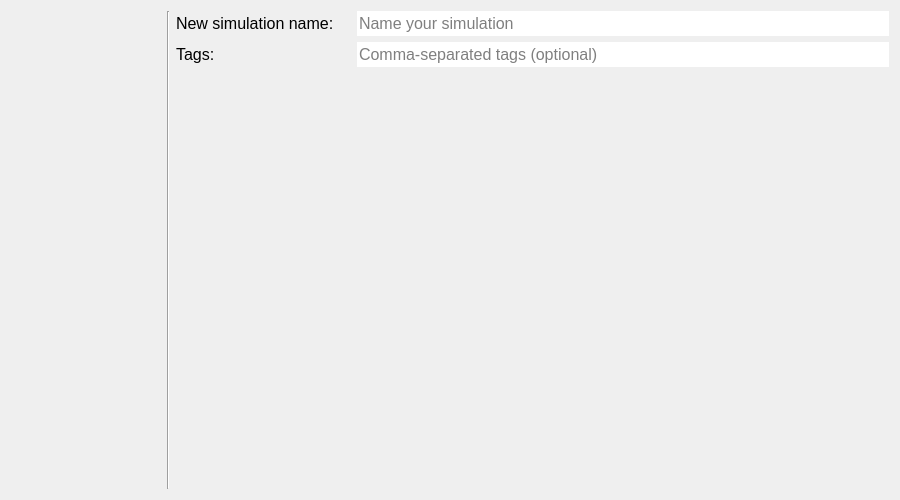
First picture: the form in threedi_models_and_simulations/ui/simulation_wizard/page_name.ui, repository nens/threedi-api-qgis-client, before the edit.
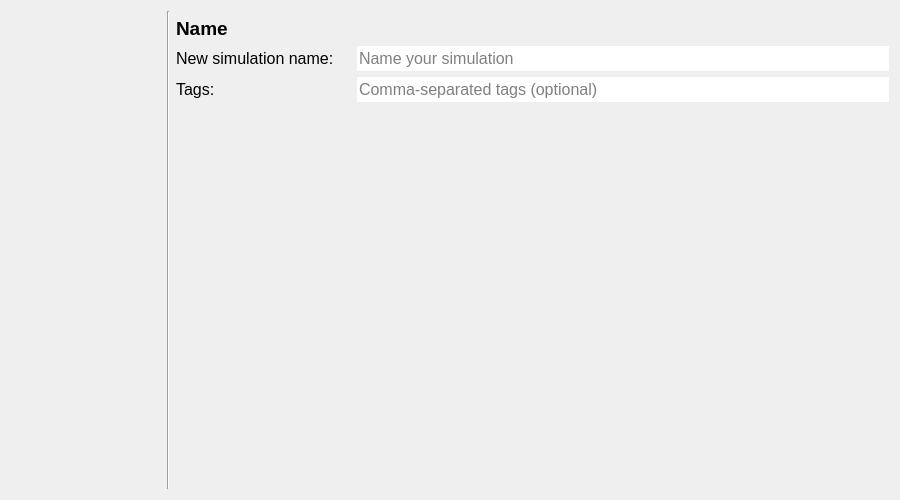
Second picture: the form after the edit.

```diff
--- a/threedi_models_and_simulations/ui/simulation_wizard/page_name.ui
+++ b/threedi_models_and_simulations/ui/simulation_wizard/page_name.ui
@@ -37,45 +37,7 @@
    <bool>true</bool>
   </property>
   <layout class="QGridLayout" name="gridLayout">
-   <item row="2" column="2">
-    <spacer name="verticalSpacer">
-     <property name="orientation">
-      <enum>Qt::Vertical</enum>
-     </property>
-     <property name="sizeHint" stdset="0">
-      <size>
-       <width>20</width>
-       <height>40</height>
-      </size>
-     </property>
-    </spacer>
-   </item>
-   <item row="1" column="2">
-    <widget class="QLabel" name="label_2">
-     <property name="minimumSize">
-      <size>
-       <width>175</width>
-       <height>25</height>
-      </size>
-     </property>
-     <property name="maximumSize">
-      <size>
-       <width>16777215</width>
-       <height>16777215</height>
-      </size>
-     </property>
-     <property name="font">
-      <font>
-       <family>Segoe UI</family>
-       <pointsize>12</pointsize>
-      </font>
-     </property>
-     <property name="text">
-      <string>Tags:</string>
-     </property>
-    </widget>
-   </item>
-   <item row="3" column="2" colspan="2">
+   <item row="5" column="2" colspan="2">
     <spacer name="horizontalSpacer">
      <property name="orientation">
       <enum>Qt::Horizontal</enum>
@@ -88,50 +50,23 @@
      </property>
     </spacer>
    </item>
-   <item row="0" column="3">
-    <widget class="QLineEdit" name="le_sim_name">
-     <property name="sizePolicy">
-      <sizepolicy hsizetype="Expanding" vsizetype="Preferred">
-       <horstretch>0</horstretch>
-       <verstretch>0</verstretch>
-      </sizepolicy>
-     </property>
-     <property name="minimumSize">
-      <size>
-       <width>0</width>
-       <height>25</height>
-      </size>
-     </property>
-     <property name="maximumSize">
-      <size>
-       <width>16777215</width>
-       <height>16777215</height>
-      </size>
-     </property>
+   <item row="1" column="2">
+    <widget class="QLabel" name="label_3">
      <property name="font">
       <font>
        <family>Segoe UI</family>
-       <pointsize>12</pointsize>
+       <pointsize>14</pointsize>
+       <weight>75</weight>
+       <bold>true</bold>
+       <underline>false</underline>
       </font>
      </property>
-     <property name="autoFillBackground">
-      <bool>false</bool>
-     </property>
-     <property name="styleSheet">
-      <string notr="true">QLineEdit {background-color: white;}</string>
-     </property>
-     <property name="maxLength">
-      <number>80</number>
-     </property>
-     <property name="frame">
-      <bool>false</bool>
-     </property>
-     <property name="placeholderText">
-      <string>Name your simulation</string>
+     <property name="text">
+      <string>Name</string>
      </property>
     </widget>
    </item>
-   <item row="0" column="1" rowspan="4">
+   <item row="0" column="1" rowspan="6">
     <widget class="Line" name="line">
      <property name="sizePolicy">
       <sizepolicy hsizetype="Fixed" vsizetype="Expanding">
@@ -144,44 +79,7 @@
      </property>
     </widget>
    </item>
-   <item row="1" column="3">
-    <widget class="QLineEdit" name="le_tags">
-     <property name="sizePolicy">
-      <sizepolicy hsizetype="Expanding" vsizetype="Preferred">
-       <horstretch>0</horstretch>
-       <verstretch>0</verstretch>
-      </sizepolicy>
-     </property>
-     <property name="minimumSize">
-      <size>
-       <width>0</width>
-       <height>25</height>
-      </size>
-     </property>
-     <property name="maximumSize">
-      <size>
-       <width>16777215</width>
-       <height>16777215</height>
-      </size>
-     </property>
-     <property name="font">
-      <font>
-       <family>Segoe UI</family>
-       <pointsize>12</pointsize>
-      </font>
-     </property>
-     <property name="styleSheet">
-      <string notr="true">QLineEdit {background-color: white;}</string>
-     </property>
-     <property name="frame">
-      <bool>false</bool>
-     </property>
-     <property name="placeholderText">
-      <string>Comma-separated tags (optional)</string>
-     </property>
-    </widget>
-   </item>
-   <item row="0" column="2">
+   <item row="2" column="2">
     <widget class="QLabel" name="label">
      <property name="sizePolicy">
       <sizepolicy hsizetype="Preferred" vsizetype="Preferred">
@@ -212,7 +110,32 @@
      </property>
     </widget>
    </item>
-   <item row="0" column="0" rowspan="4">
+   <item row="3" column="2">
+    <widget class="QLabel" name="label_2">
+     <property name="minimumSize">
+      <size>
+       <width>175</width>
+       <height>25</height>
+      </size>
+     </property>
+     <property name="maximumSize">
+      <size>
+       <width>16777215</width>
+       <height>16777215</height>
+      </size>
+     </property>
+     <property name="font">
+      <font>
+       <family>Segoe UI</family>
+       <pointsize>12</pointsize>
+      </font>
+     </property>
+     <property name="text">
+      <string>Tags:</string>
+     </property>
+    </widget>
+   </item>
+   <item row="0" column="0" rowspan="6">
     <widget class="QWidget" name="wizard_steps_widget" native="true">
      <property name="sizePolicy">
       <sizepolicy hsizetype="Preferred" vsizetype="Expanding">
@@ -235,6 +158,99 @@
      <layout class="QVBoxLayout" name="verticalLayout"/>
     </widget>
    </item>
+   <item row="2" column="3">
+    <widget class="QLineEdit" name="le_sim_name">
+     <property name="sizePolicy">
+      <sizepolicy hsizetype="Expanding" vsizetype="Preferred">
+       <horstretch>0</horstretch>
+       <verstretch>0</verstretch>
+      </sizepolicy>
+     </property>
+     <property name="minimumSize">
+      <size>
+       <width>0</width>
+       <height>25</height>
+      </size>
+     </property>
+     <property name="maximumSize">
+      <size>
+       <width>16777215</width>
+       <height>16777215</height>
+      </size>
+     </property>
+     <property name="font">
+      <font>
+       <family>Segoe UI</family>
+       <pointsize>12</pointsize>
+      </font>
+     </property>
+     <property name="autoFillBackground">
+      <bool>false</bool>
+     </property>
+     <property name="styleSheet">
+      <string notr="true">QLineEdit {background-color: white;}</string>
+     </property>
+     <property name="maxLength">
+      <number>80</number>
+     </property>
+     <property name="frame">
+      <bool>false</bool>
+     </property>
+     <property name="placeholderText">
+      <string>Name your simulation</string>
+     </property>
+    </widget>
+   </item>
+   <item row="3" column="3">
+    <widget class="QLineEdit" name="le_tags">
+     <property name="sizePolicy">
+      <sizepolicy hsizetype="Expanding" vsizetype="Preferred">
+       <horstretch>0</horstretch>
+       <verstretch>0</verstretch>
+      </sizepolicy>
+     </property>
+     <property name="minimumSize">
+      <size>
+       <width>0</width>
+       <height>25</height>
+      </size>
+     </property>
+     <property name="maximumSize">
+      <size>
+       <width>16777215</width>
+       <height>16777215</height>
+      </size>
+     </property>
+     <property name="font">
+      <font>
+       <family>Segoe UI</family>
+       <pointsize>12</pointsize>
+      </font>
+     </property>
+     <property name="styleSheet">
+      <string notr="true">QLineEdit {background-color: white;}</string>
+     </property>
+     <property name="frame">
+      <bool>false</bool>
+     </property>
+     <property name="placeholderText">
+      <string>Comma-separated tags (optional)</string>
+     </property>
+    </widget>
+   </item>
+   <item row="4" column="2">
+    <spacer name="verticalSpacer">
+     <property name="orientation">
+      <enum>Qt::Vertical</enum>
+     </property>
+     <property name="sizeHint" stdset="0">
+      <size>
+       <width>20</width>
+       <height>40</height>
+      </size>
+     </property>
+    </spacer>
+   </item>
   </layout>
  </widget>
  <resources/>
```
